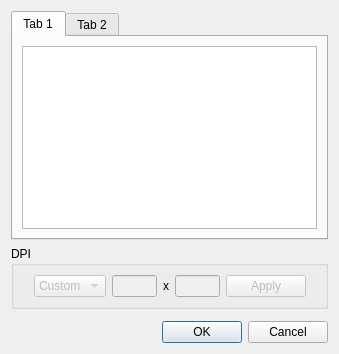
Qt form ui/FixDpiDialog.ui (4lex4/scantailor-advanced) before a commit.
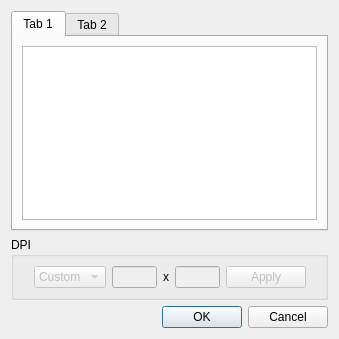
The same form after that commit.

```diff
--- a/ui/FixDpiDialog.ui
+++ b/ui/FixDpiDialog.ui
@@ -1,12 +1,12 @@
 <ui version="4.0" >
  <class>FixDpiDialog</class>
- <widget class="QDialog" name="FixDpiDialog" >
-  <property name="geometry" >
+ <widget class="QDialog" name="FixDpiDialog">
+  <property name="geometry">
    <rect>
     <x>0</x>
     <y>0</y>
-    <width>335</width>
-    <height>354</height>
+    <width>339</width>
+    <height>339</height>
    </rect>
   </property>
   <property name="windowTitle" >
@@ -51,10 +51,10 @@
         <property name="orientation" >
          <enum>Qt::Horizontal</enum>
         </property>
-        <property name="sizeHint" >
+        <property name="sizeHint" stdset="0">
          <size>
           <width>0</width>
-          <height>20</height>
+          <height>1</height>
          </size>
         </property>
        </spacer>
@@ -119,10 +119,10 @@
         <property name="orientation" >
          <enum>Qt::Horizontal</enum>
         </property>
-        <property name="sizeHint" >
+        <property name="sizeHint" stdset="0">
          <size>
           <width>0</width>
-          <height>20</height>
+          <height>1</height>
          </size>
         </property>
        </spacer>
@@ -135,10 +135,10 @@
      <property name="orientation" >
       <enum>Qt::Vertical</enum>
      </property>
-     <property name="sizeHint" >
+     <property name="sizeHint" stdset="0">
       <size>
-       <width>317</width>
-       <height>16</height>
+       <width>1</width>
+       <height>1</height>
       </size>
      </property>
     </spacer>
@@ -148,8 +148,8 @@
      <property name="orientation" >
       <enum>Qt::Horizontal</enum>
      </property>
-     <property name="standardButtons" >
-      <set>QDialogButtonBox::Cancel|QDialogButtonBox::NoButton|QDialogButtonBox::Ok</set>
+     <property name="standardButtons">
+      <set>QDialogButtonBox::Cancel|QDialogButtonBox::Ok</set>
      </property>
     </widget>
    </item>
```
Left out of the diff: 81 changed lines with no effect on the pictures.
